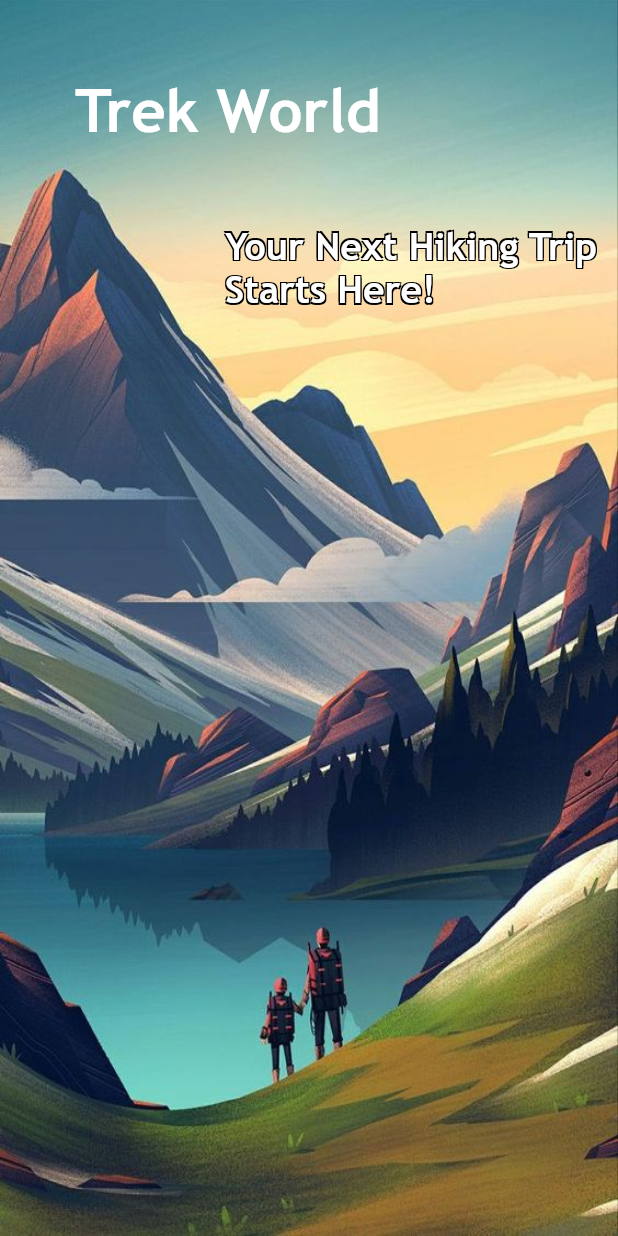
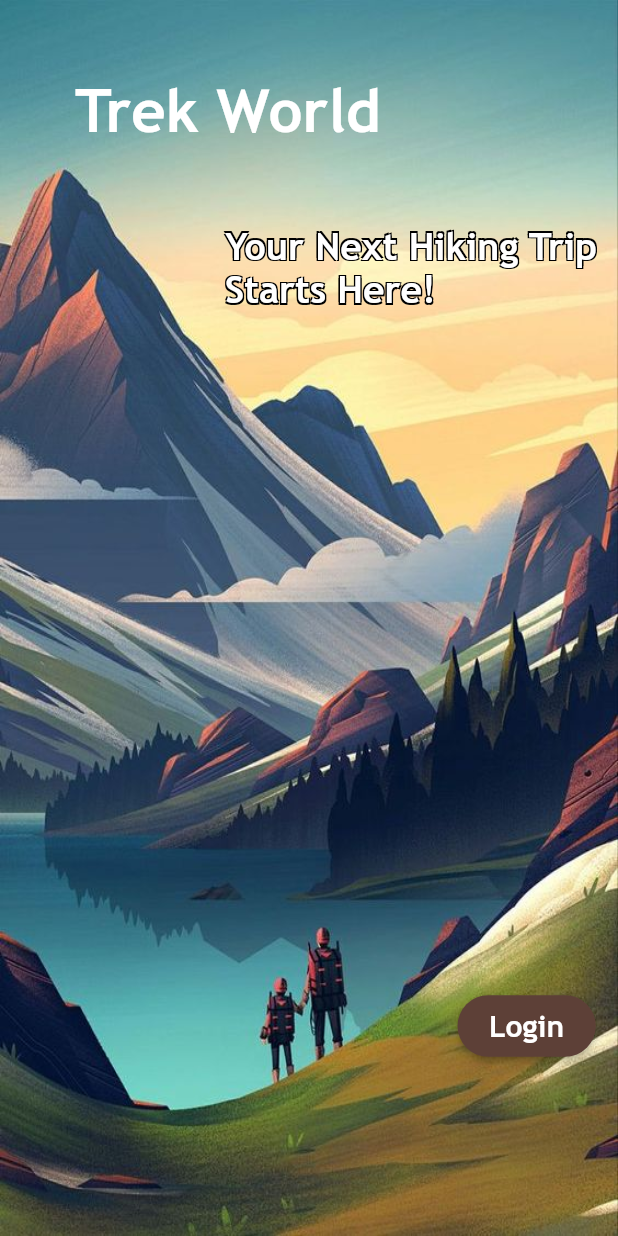
Before and after one commit to MohammadElokour/TrekWorld, a Flutter app: the screen it shows after launch, on a phone screen of 412 x 824 dp. Run offline on Flutter 3.47's test engine with Material 2 defaults, Android fonts, the phone set to English and light mode, and no system bars.

Commit message:
adding Login button

```diff
--- a/lib/src/screens/home_screen.dart
+++ b/lib/src/screens/home_screen.dart
@@ -15,9 +15,45 @@ class HomeScreen extends StatelessWidget {
         ),
         header(),
         subHeader(),
+        login(),
       ],
     );
   }
+
+  Widget login() {
+    return Padding(
+      padding: const EdgeInsets.only(left: 305.0, top: 660.0),
+      child: RawMaterialButton(
+        child: Padding(
+          padding: const EdgeInsets.symmetric(vertical: 9.0, horizontal: 21.0),
+          child: Text(
+            'Login',
+            style: TextStyle(
+              fontFamily: 'Trebuchet MS',
+              fontSize: 20.0,
+              color: Colors.white,
+            ),
+          ),
+        ),
+        fillColor: Colors.brown[700],
+        splashColor: Colors.blueAccent,
+        shape: const StadiumBorder(),
+        onPressed: () {
+          print('tapped');
+        },
+      ),
+    );
+  }
+
+  // Widget login() {
+  //   return Padding(
+  //     padding: const EdgeInsets.only(left: 307.0, top: 650.0),
+  //     child: FloatingActionButton(
+  //       child: Text('Login'),
+  //       onPressed: () {},
+  //     ),
+  //   );
+  // }
 
   Widget header() {
     return Padding(
```
